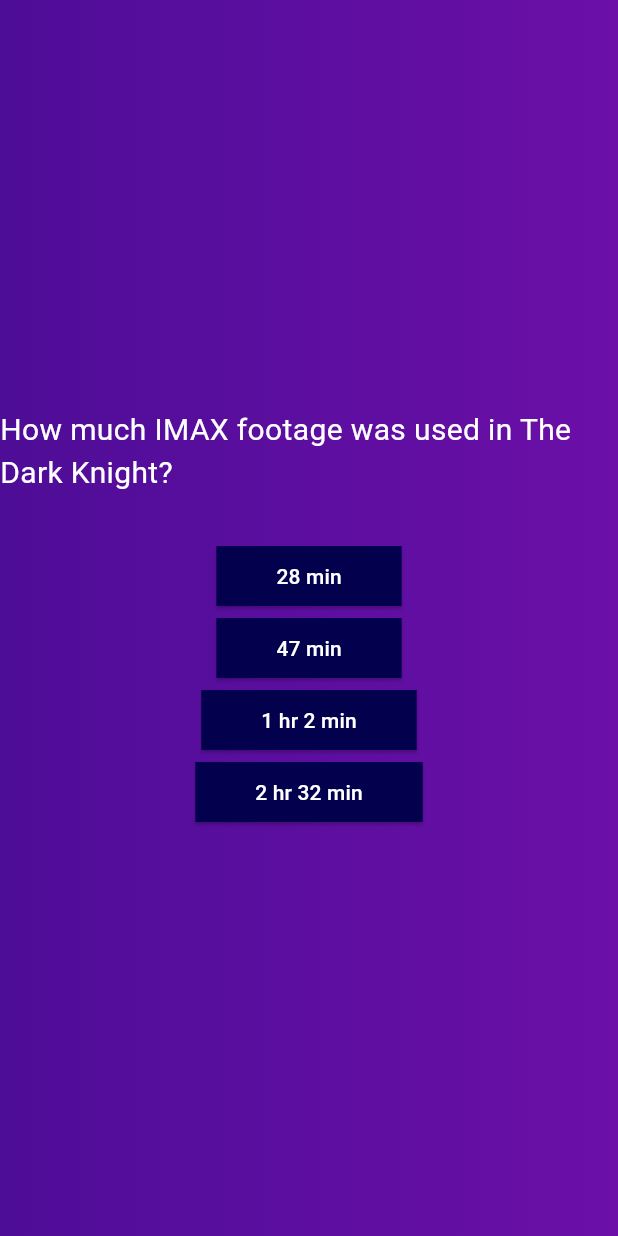
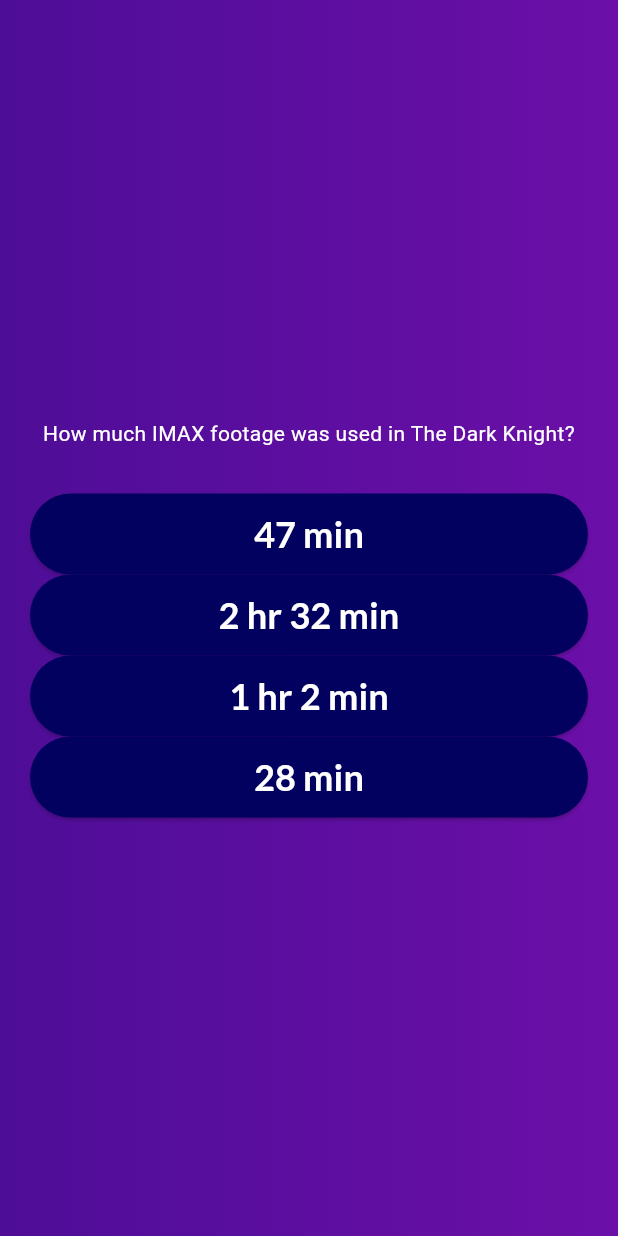
Before and after one commit to luge21/my_app, a Flutter app: the screen it shows after launch, after a tap on "Start Quiz", on a phone screen of 412 x 824 dp. Run offline on Flutter 3.47's test engine with Material 3 defaults, Android fonts, the phone set to English and light mode, and no system bars; our stand-ins replace google_fonts.

```diff
--- a/lib/answer_button.dart
+++ b/lib/answer_button.dart
@@ -1,4 +1,5 @@
 import 'package:flutter/material.dart';
+import 'package:google_fonts/google_fonts.dart';
 
 class AnswerButton extends StatelessWidget {
   const AnswerButton({
@@ -6,24 +7,31 @@ class AnswerButton extends StatelessWidget {
     required this.answerText,
     required this.onTap,
   });
-
   final String answerText;
   final void Function() onTap;
 
   @override
-  Widget build(BuildContext context) {
+  Widget build(context) {
     return ElevatedButton(
       onPressed: onTap,
       style: ElevatedButton.styleFrom(
-        backgroundColor: const Color.fromARGB(255, 3, 1, 77),
-        foregroundColor: Colors.white,
-        padding: const EdgeInsets.symmetric(
-          vertical: 10,
-          horizontal: 40,
+          backgroundColor: const Color.fromARGB(255, 3, 1, 95),
+          foregroundColor: Colors.white,
+          padding: const EdgeInsets.symmetric(
+            vertical: 10,
+            horizontal: 40,
+          )
+          // shape: const BeveledRectangleBorder(),
+          ),
+      child: Text(
+        answerText,
+        textAlign: TextAlign.center,
+        style: GoogleFonts.lato(
+          color: Colors.white,
+          fontSize: 24,
+          fontWeight: FontWeight.bold,
         ),
-        shape: const BeveledRectangleBorder(),
       ),
-      child: Text(answerText),
     );
   }
 }
--- a/lib/models/quiz_question.dart
+++ b/lib/models/quiz_question.dart
@@ -1,5 +1,11 @@
 class QuizQuestion {
   const QuizQuestion(this.text, this.answers);
   final String text;
-  final List <String> answers;
+  final List<String> answers;
+
+  List<String> getShuffledAnswers() {
+    final shuffledAnswers = List.of(answers);
+    shuffledAnswers.shuffle();
+    return shuffledAnswers;
+  }
 }
--- a/lib/questions_screen.dart
+++ b/lib/questions_screen.dart
@@ -3,7 +3,8 @@ import 'package:my_app/answer_button.dart';
 import 'package:my_app/data/questions.dart';
 
 class QuestionsScreen extends StatefulWidget {
-  const QuestionsScreen({super.key});
+  const QuestionsScreen({super.key, required this.onSelectedAnswer});
+  final void Function(String answer) onSelectedAnswer;
 
   @override
   State<QuestionsScreen> createState() {
@@ -12,31 +13,45 @@ class QuestionsScreen extends StatefulWidget {
 }
 
 class _QuestionsScreenState extends State<QuestionsScreen> {
+  var currentQuestionIndex = 0;
+
+  void answerQuestion(String selectedAnswer) {
+    widget.onSelectedAnswer(selectedAnswer);
+    setState(() {
+      currentQuestionIndex++;
+    });
+  }
+
   @override
   Widget build(BuildContext context) {
-    final currentQuestion = questions[0];
-
+    final currentQuestion = questions[currentQuestionIndex];
     return SizedBox(
       width: double.infinity,
+      child: Container(
+        margin: EdgeInsets.all(20),
         child: Column(
           mainAxisAlignment: MainAxisAlignment.center,
+          crossAxisAlignment: CrossAxisAlignment.stretch,
           children: [
             Text(
               currentQuestion.text,
-            style: const TextStyle(
+              style: TextStyle(
                 color: Colors.white,
-              fontSize: 20,
               ),
+              textAlign: TextAlign.center,
             ),
             const SizedBox(height: 30),
-          ...currentQuestion.answers.map((item) {
+            ...currentQuestion.getShuffledAnswers().map((item) {
               return AnswerButton(
                 answerText: item,
-              onTap: () {},
+                onTap: (){
+                  answerQuestion(item);
+                },
               );
             }),
           ],
         ),
+      ),
     );
   }
 }
--- a/lib/quiz.dart
+++ b/lib/quiz.dart
@@ -1,5 +1,7 @@
 import 'package:flutter/material.dart';
+import 'package:my_app/data/questions.dart';
 import 'package:my_app/questions_screen.dart';
+import 'package:my_app/results_screen.dart';
 import 'package:my_app/start_screen.dart';
 
 class Quiz extends StatefulWidget {
@@ -13,6 +15,20 @@ class Quiz extends StatefulWidget {
 
 class _QuizState extends State<Quiz> {
   Widget? activeScreen;
+  List<String> selectedAnswers = [];
+
+  void chooseAnswer(String answer) {
+    selectedAnswers.add(answer);
+    if (selectedAnswers.length == questions.length) {
+      setState(() {
+        //selectedAnswers = [];
+        activeScreen = ResultsScreen(
+          chosenAnswers: selectedAnswers,
+        );
+      });
+    }
+  }
+
   @override
   void initState() {
     activeScreen = StartScreen(switchScreen);
@@ -21,7 +37,9 @@ class _QuizState extends State<Quiz> {
 
   void switchScreen() {
     setState(() {
-      activeScreen = const QuestionsScreen();
+      activeScreen = QuestionsScreen(
+        onSelectedAnswer: chooseAnswer,
+      );
     });
   }
 
@@ -30,7 +48,7 @@ class _QuizState extends State<Quiz> {
     return MaterialApp(
       home: Scaffold(
         body: Container(
-          decoration: const BoxDecoration(
+          decoration: BoxDecoration(
             gradient: LinearGradient(
               colors: [
                 Color.fromARGB(255, 78, 13, 151),
--- a/lib/start_screen.dart
+++ b/lib/start_screen.dart
@@ -13,7 +13,7 @@ class StartScreen extends StatelessWidget {
           Image.asset(
             'assets/images/quiz-logo.png',
             width: 300,
-            color: const Color.fromARGB(120, 255, 255, 255),
+            color: Color.fromARGB(120, 255, 255, 255),
           ),
           const SizedBox(height: 80),
           const Text(
@@ -23,15 +23,17 @@ class StartScreen extends StatelessWidget {
               fontSize: 24,
             ),
           ),
-          const SizedBox(height: 30),
+          const SizedBox(
+            height: 30,
+          ),
           OutlinedButton.icon(
+            icon: const Icon(Icons.arrow_right_alt),
             onPressed: startQuiz,
             style: OutlinedButton.styleFrom(
               foregroundColor: Colors.white,
             ),
-            icon: const Icon(Icons.arrow_right_alt),
-            label: const Text("Start Quiz"),
-          ),
+            label: Text("Start Quiz"),
+          )
         ],
       ),
     );
--- a/pubspec.yaml
+++ b/pubspec.yaml
@@ -34,6 +34,7 @@ dependencies:
   # The following adds the Cupertino Icons font to your application.
   # Use with the CupertinoIcons class for iOS style icons.
   cupertino_icons: ^1.0.8
+  google_fonts: ^6.3.2
 
 dev_dependencies:
   flutter_test:
```
Also changed, not shown: lib/questions_summary.dart (added, +32 -0 lines), lib/results_screen.dart (added, +45 -0 lines), pubspec.lock. Lines whose indentation alone changed are shown as unchanged.
